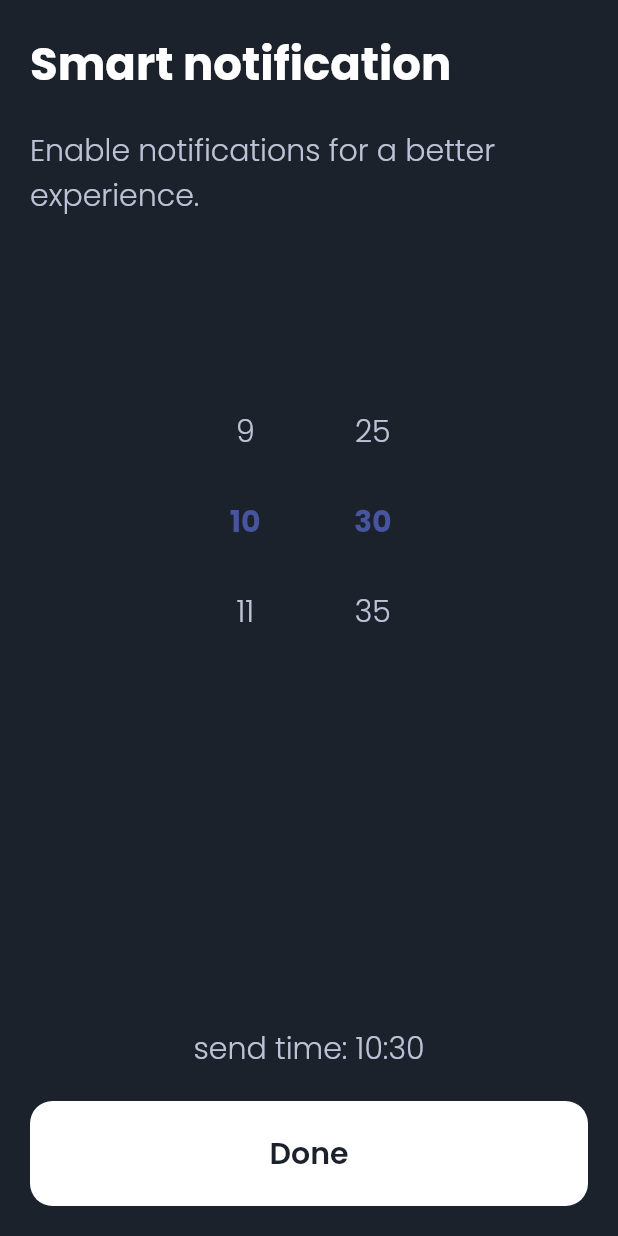
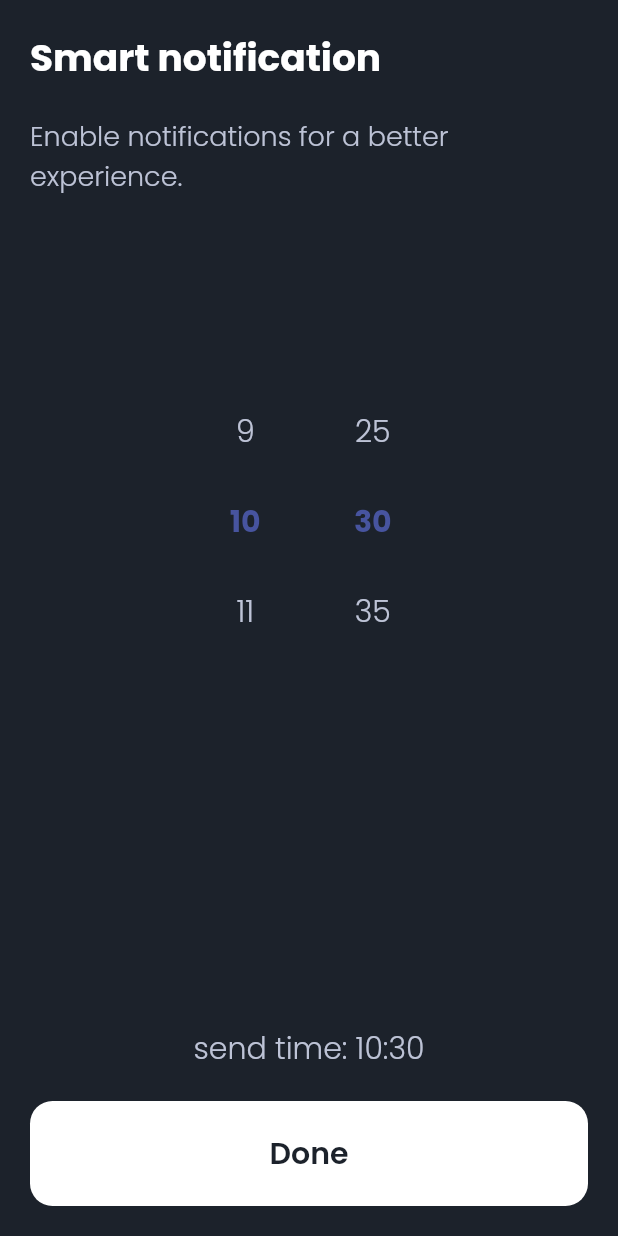
Before and after one commit to mitegj/food_match, a Flutter app: the TimeEatingScreen screen opened directly, on a phone screen of 412 x 824 dp. Run offline on Flutter 3.47's test engine with Material 2 defaults, Android fonts, the phone set to English and light mode, and no system bars; drawn by our look-alikes of flutter_time_picker_spinner; our stand-ins replace cloud_firestore, firebase_auth, firebase_core, firebase_remote_config, fl_chart, flutter_local_notifications and 11 more; accounts and stored records are empty.

```diff
--- a/lib/dictionary/dictionary.dart
+++ b/lib/dictionary/dictionary.dart
@@ -102,7 +102,7 @@ class Messages extends Translations {
               "Hey, dinner time is coming. Take a look at what you can cook.",
           "INVENTORY": "Inventory",
           "TOCOOK": " to cook",
-          "TEXTFIELDLABELINVENTORY": "search in your pantry...",
+          "TEXTFIELDLABELINVENTORY": "search in your pantry",
           "ACCEPTTHETERMS": "Accept the terms",
           "MUSTACCEPT":
               "To continue, you must accept the Terms and Conditions of use and the Privacy Policy.",
@@ -111,7 +111,7 @@ class Messages extends Translations {
           "STARTCOOKING": "Start cooking",
           "WELCOMETEST": "We welcome you to foodmatch.",
           "HOWTOUSEFOODMATCH": " How to use foodmatch.",
-          "HOWTHEAPPWORKS": "How the app works and what it can do.",
+          "HOWTHEAPPWORKS": "How the app works and what it can do?",
           "PRESSTHEBUTTON": "Press the button",
           "ADDINGREDIENTSLABEL":
               " to add all the ingredients you have available in your kitchen to your inventory.",
@@ -119,7 +119,10 @@ class Messages extends Translations {
               "Based on the stock of your inventory, we will create all the possible recipes that you can cook.",
           "LETSTART": "Let's start",
           "DISCOVERLABEL": "Discover the other numerous functions.",
-          "EXIT": "Exit"
+          "EXIT": "Exit",
+          "DISCLAIMER":
+              "Remember to cook responsibly, respecting all safety regulations and pay attention to dishes that contain allergens.",
+          "ALLERGENS": "Allergens"
         },
         "it_IT": {
           "HELLO": "Ciao",
@@ -221,7 +224,7 @@ class Messages extends Translations {
               "Hey, l'orario di cena si sta avvicinando. Dai un'occhiata a quello che puoi cucinare.",
           "INVENTORY": "Inventario",
           "TOCOOK": " da cucinare",
-          "TEXTFIELDLABELINVENTORY": "cerca nella tua dispensa...",
+          "TEXTFIELDLABELINVENTORY": "cerca nella tua dispensa",
           "ACCEPTTHETERMS": "Accetta i termini",
           "MUSTACCEPT":
               "Per continuare, bisogna accettare Termini e Condizioni d'utilizzo e Privacy Policy.",
@@ -230,7 +233,7 @@ class Messages extends Translations {
           "STARTCOOKING": "Inizia a cucinare",
           "WELCOMETEST": "Ti diamo il benvenuto su foodmatch.",
           "HOWTOUSEFOODMATCH": " Come usare foodmatch:",
-          "HOWTHEAPPWORKS": "Come funziona l'app e cosa può fare.",
+          "HOWTHEAPPWORKS": "Come funziona l'app e cosa può fare?",
           "PRESSTHEBUTTON": "Premi il bottone",
           "ADDINGREDIENTSLABEL":
               " per aggiungere al tuo inventario tutti gli ingredienti che hai a disposizione nella tua cucina.",
@@ -238,7 +241,10 @@ class Messages extends Translations {
               "In base alla giacenza del tuo inventario, ti creeremo tutte le possibili ricette che puoi cucinare.",
           "LETSTART": "Inizaimo",
           "DISCOVERLABEL": "Scopri le altre numerossime funzioni.",
-          "EXIT": "Esci"
+          "EXIT": "Esci",
+          "DISCLAIMER":
+              "Ricordati di cucinare in modo responsabile rispettando tutte le norme di sicurezza e presta attenzione ai piatti che contengono allergeni.",
+          "ALLERGENS": "Allergeni"
         },
       };
 }
--- a/lib/models/menu_model.dart
+++ b/lib/models/menu_model.dart
@@ -103,7 +103,7 @@ class MenuModel {
         : -1;
     linkUrl = conf.docContains("linkUrl", documentSnapshot)
         ? documentSnapshot["linkUrl"]
-        : "https://images.pexels.com/photos/349609/pexels-photo-349609.jpeg?auto=compress&cs=tinysrgb&dpr=2&h=750&w=1260";
+        : "https://images.pexels.com/photos/1565982/pexels-photo-1565982.jpeg?auto=compress&cs=tinysrgb&dpr=2&h=750&w=1260";
 
     ingredients = conf.docContains("ingredients", documentSnapshot)
         ? List<MenuIngredientModel>.from(
--- a/lib/widgets/global_input/time_eating_screen.dart
+++ b/lib/widgets/global_input/time_eating_screen.dart
@@ -36,14 +36,14 @@ class TimeEatingScreen extends StatelessWidget {
                         child: Text("NOTIFICATION".tr,
                             style: GoogleFonts.poppins(
                                 color: UIColors.white,
-                                fontSize: 30,
+                                fontSize: 25,
                                 fontWeight: FontWeight.w700)),
                       ),
                       SizedBox(height: 20),
                       Text("LABELENABLENOTIFICATION".tr,
                           style: GoogleFonts.poppins(
                               color: UIColors.grey,
-                              fontSize: 20,
+                              fontSize: 18,
                               fontWeight: FontWeight.w300)),
                     ],
                   ),
--- a/lib/widgets/global_input/tutorial.dart
+++ b/lib/widgets/global_input/tutorial.dart
@@ -59,8 +59,7 @@ class Tutorial extends StatelessWidget {
                           fontWeight: FontWeight.w700)),
                 ],
               ),
-              Text(
-                  "Ti consigliamo di fare attenzione e di utilizzare le informazioni che sono riportare sull'app e sulle ricette con cautela.",
+              Text("DISCLAIMER".tr,
                   style: GoogleFonts.poppins(
                       color: UIColors.white,
                       fontSize: 16,
--- a/lib/widgets/home/menu_tile.dart
+++ b/lib/widgets/home/menu_tile.dart
@@ -82,7 +82,7 @@ class MenuTile extends StatelessWidget {
                         )
                       ],
                     ),
-                    SizedBox(height: 20),
+                    SizedBox(height: 15),
                     Container(
                       decoration: BoxDecoration(
                           borderRadius: BorderRadius.circular(20),
@@ -92,7 +92,7 @@ class MenuTile extends StatelessWidget {
                           child: Image.network(
                             menu.linkUrl,
                             fit: BoxFit.cover,
-                            height: mediaQuery.size.height * 0.25,
+                            height: mediaQuery.size.height * 0.30,
                             width: mediaQuery.size.height * 1,
                             errorBuilder: (context, error, stackTrace) {
                               return Image.asset(
@@ -101,7 +101,7 @@ class MenuTile extends StatelessWidget {
                           )),
                     ),
                     SizedBox(
-                      height: 20,
+                      height: 15,
                     ),
                     Row(
                       children: [
```
Also changed, not shown: lib/screens/allergies.dart (+23 -11 lines), lib/widgets/home/step_screen.dart (+19 -13 lines), lib/widgets/inventory/inventory_page.dart (+64 -30 lines), assets/images/defaultMenu.jpeg.
